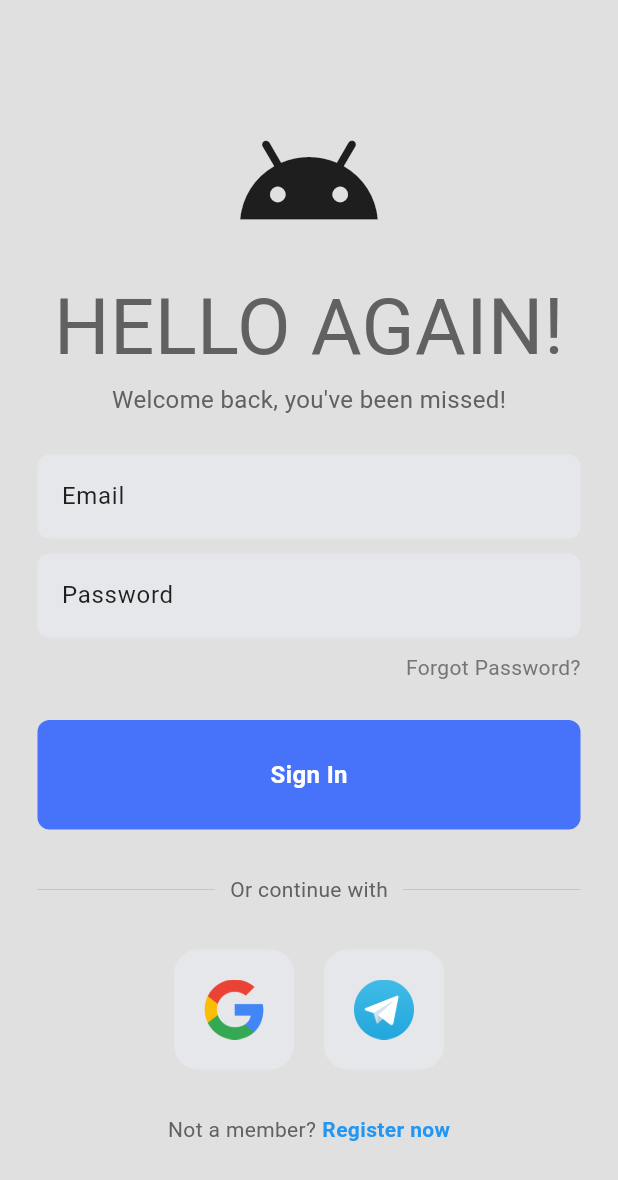
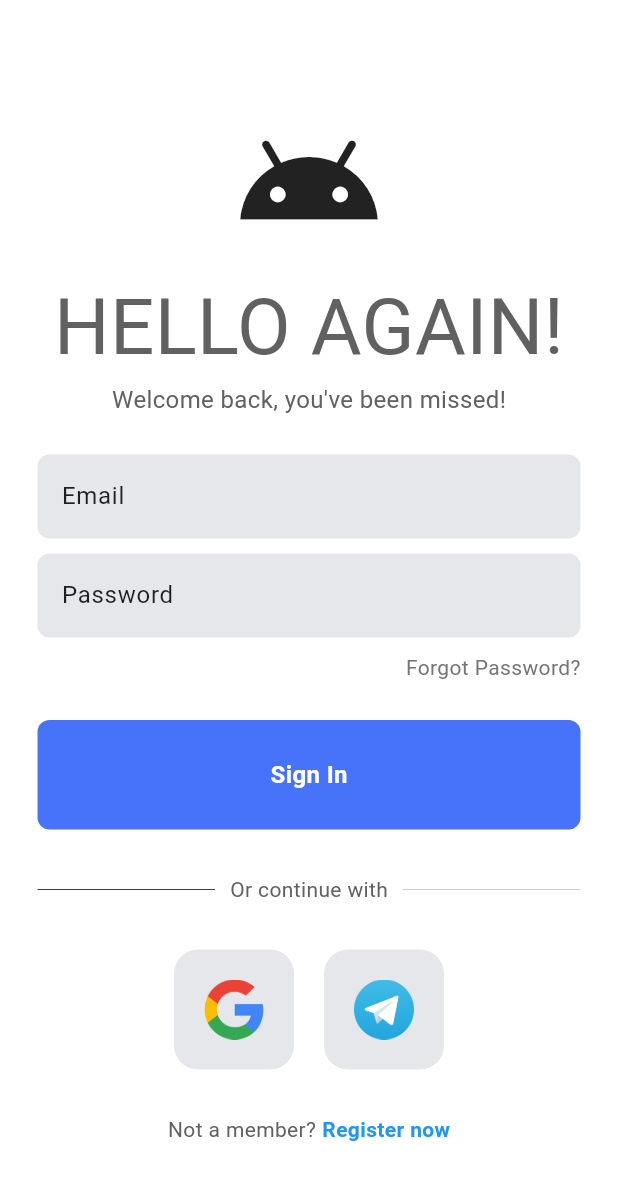
Before and after one commit to Extrypto/to_done, a Flutter app: the screen it shows after launch, on a phone screen of 412 x 824 dp. Shown: the top 1180 px of the screen. Run offline on Flutter 3.47's test engine with Material 3 defaults, Android fonts, the phone set to English and light mode, and no system bars; our stand-ins replace bloc, cloud_firestore, firebase_auth, firebase_core, flutter_bloc, google_sign_in; accounts and stored records are empty.

Commit message:
added bloc observer for debugging; fixed darkmode; removed auth_page.dart

```diff
--- a/lib/main.dart
+++ b/lib/main.dart
@@ -1,12 +1,15 @@
 import 'package:flutter/material.dart';
 import 'package:firebase_core/firebase_core.dart';
+import 'package:flutter_bloc/flutter_bloc.dart';
 import 'package:to_done/modules/core/firebase_options.dart';
 import 'package:to_done/modules/core/to_done_app.dart';
+import 'package:to_done/modules/core/bloc_observer.dart';
 
 void main() async {
   WidgetsFlutterBinding.ensureInitialized();
   await Firebase.initializeApp(
     options: DefaultFirebaseOptions.currentPlatform,
   );
+  Bloc.observer = LoggerBlocObserver(); //DEBUG MODE ONLY
   runApp(const ToDoneApp());
 }
--- a/lib/modules/auth/auth_page.dart
+++ /dev/null
@@ -1,30 +0,0 @@
-import 'package:firebase_auth/firebase_auth.dart';
-import 'package:flutter/material.dart';
-import 'package:flutter_bloc/flutter_bloc.dart';
-import 'package:to_done/pages/home_page.dart';
-import 'package:to_done/modules/auth/login_or_register.dart';
-import 'package:to_done/modules/auth/user_bloc.dart';
-
-class AuthPage extends StatelessWidget {
-  const AuthPage({super.key});
-
-  @override
-  Widget build(BuildContext context) {
-    final userBloc = context.read<UserBloc>();
-
-    return StreamBuilder<User?>(
-      stream: FirebaseAuth.instance.authStateChanges(),
-      builder: (context, snapshot) {
-        if (snapshot.hasData && snapshot.data != null) {
-          // Пользователь залогинен
-          userBloc.add(UserLoggedIn(userId: snapshot.data!.uid));
-          return HomePage();
-        } else {
-          // Пользователь не залогинен
-          userBloc.add(UserLoggedOut());
-          return const LoginOrRegister();
-        }
-      },
-    );
-  }
-}
--- a/lib/modules/auth/login_page.dart
+++ b/lib/modules/auth/login_page.dart
@@ -49,11 +49,11 @@ class _LoginPageState extends State<LoginPage> {
       showDialog(
         context: context,
         builder: (context) => AlertDialog(
-          backgroundColor: Colors.deepPurple,
+          //backgroundColor: Colors.deepPurple,
           title: Center(
             child: Text(
               message,
-              style: const TextStyle(color: Colors.white),
+              // style: const TextStyle(color: Colors.white),
             ),
           ),
         ),
@@ -64,7 +64,7 @@ class _LoginPageState extends State<LoginPage> {
   @override
   Widget build(BuildContext context) {
     return Scaffold(
-      backgroundColor: Colors.grey[300],
+      //backgroundColor: Colors.grey[300],
       body: SafeArea(
         child: Center(
           child: SingleChildScrollView(
@@ -106,8 +106,10 @@ class _LoginPageState extends State<LoginPage> {
                   child: Row(
                     children: [
                       Expanded(
-                          child:
-                              Divider(thickness: 0.5, color: Colors.grey[400])),
+                          child: Divider(
+                        thickness: 0.5,
+                        //color: Colors.grey[400]
+                      )),
                       Padding(
                         padding: const EdgeInsets.symmetric(horizontal: 10.0),
                         child: Text('Or continue with',
--- a/lib/modules/auth/splash_screen.dart
+++ b/lib/modules/auth/splash_screen.dart
@@ -3,7 +3,7 @@ import 'package:firebase_auth/firebase_auth.dart';
 import 'package:flutter_bloc/flutter_bloc.dart';
 import 'package:to_done/modules/auth/user_bloc.dart';
 import 'package:to_done/pages/home_page.dart';
-import 'package:to_done/modules/auth/auth_page.dart';
+import 'package:to_done/modules/auth/login_or_register.dart';
 
 class SplashScreen extends StatelessWidget {
   const SplashScreen({Key? key}) : super(key: key);
@@ -22,7 +22,7 @@ class SplashScreen extends StatelessWidget {
           } else {
             // Пользователь не залогинен
             userBloc.add(UserLoggedOut());
-            _navigateWithAnimation(context, AuthPage());
+            _navigateWithAnimation(context, LoginOrRegister());
           }
         }
         // Пока соединение активно, показываем сплэш-скрин
--- a/lib/modules/core/firebase_admin/dashboard.dart
+++ b/lib/modules/core/firebase_admin/dashboard.dart
@@ -1,3 +1,5 @@
+// ignore_for_file: avoid_print
+
 import 'package:flutter/material.dart';
 import 'package:cloud_firestore/cloud_firestore.dart';
 
```
Also changed, not shown: lib/modules/core/bloc_observer.dart (added, +23 -0 lines), lib/modules/settings/settings_page.dart (+5 -3 lines), lib/modules/tasks/tasks_drawer.dart (+5 -4 lines).
